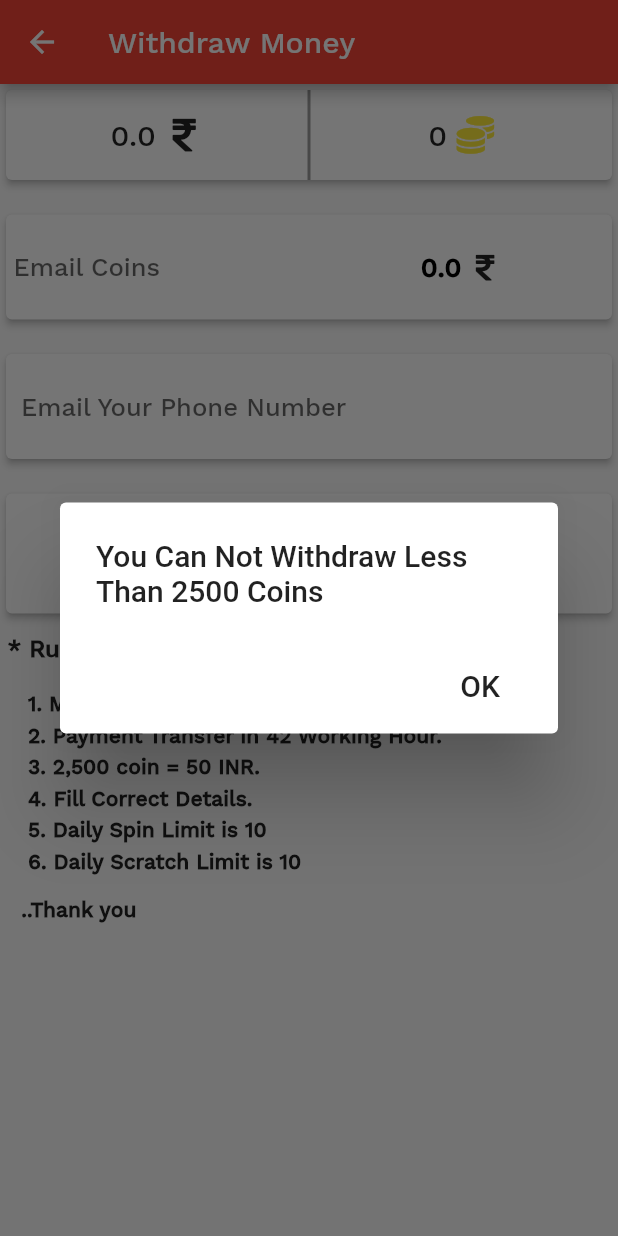
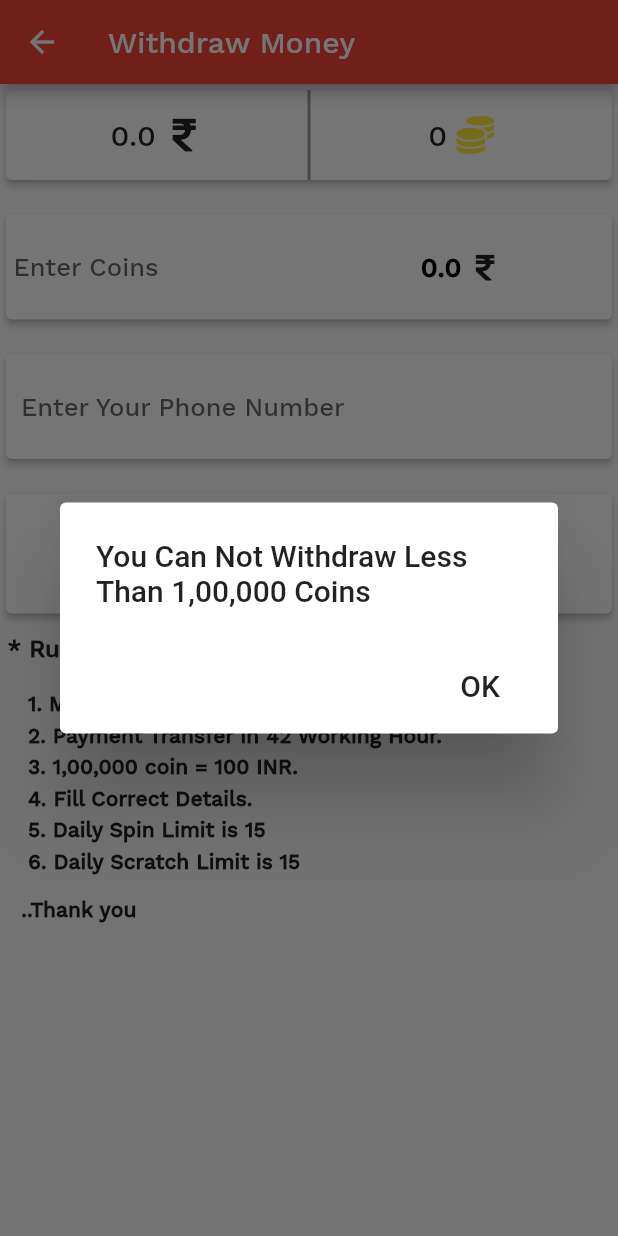
Before and after one commit to saurabhguptarock/Earn-Money, a Flutter app: the TransferMoney screen opened by its route, after a tap on "Withdraw Now", on a phone screen of 412 x 824 dp. Run offline on Flutter 3.47's test engine with Material 2 defaults, Android fonts, the phone set to English and light mode, and no system bars; our stand-ins replace cloud_firestore, font_awesome_flutter, share, shared_preferences; missing offline and left inert: firebase_admob, scratcher; accounts and stored records are empty; network calls fail.

Commit message:
Updated conversion rate

```diff
--- a/lib/main.dart
+++ b/lib/main.dart
@@ -11,7 +11,7 @@ class MyApp extends StatelessWidget {
   @override
   Widget build(BuildContext context) {
     return MaterialApp(
-      title: 'Watch Ads Earn Money',
+      title: 'Scratch and Earn',
       theme: ThemeData(
         primarySwatch: Colors.red,
       ),
--- a/lib/pages/home_page.dart
+++ b/lib/pages/home_page.dart
@@ -1,4 +1,3 @@
-import 'dart:io';
 import 'package:firebase_admob/firebase_admob.dart';
 import 'package:flutter/material.dart';
 import 'package:share/share.dart';
--- a/lib/pages/transfer_money.dart
+++ b/lib/pages/transfer_money.dart
@@ -2,6 +2,7 @@ import 'package:flutter/material.dart';
 import 'package:shared_preferences/shared_preferences.dart';
 import 'package:font_awesome_flutter/font_awesome_flutter.dart';
 import 'package:cloud_firestore/cloud_firestore.dart';
+import 'home_page.dart' as home;
 
 int coins = 0;
 double rupees = 0;
@@ -27,7 +28,7 @@ class _TransferMoneyState extends State<TransferMoney> {
     var coin = prefs.getInt("coins") ?? 0;
     setState(() {
       coins = coin;
-      rupees = coin / 50;
+      rupees = coin / 1000;
     });
   }
 
@@ -129,11 +130,11 @@ class _TransferMoneyState extends State<TransferMoney> {
                         onChanged: (val) {
                           setState(() {
                             if (val.isNotEmpty)
-                              convertMoney = double.parse(val) / 50;
+                              convertMoney = double.parse(val) / 1000;
                             else
                               convertMoney = 0;
-                            if (int.parse(val) >= 2500 &&
-                                int.parse(val) <= 100000)
+                            if (int.parse(val) >= 100000 &&
+                                int.parse(val) <= 10000000)
                               convertColor = Colors.green;
                             else
                               convertColor = Colors.red;
@@ -148,7 +149,7 @@ class _TransferMoneyState extends State<TransferMoney> {
                             color: Colors.black),
                         decoration: InputDecoration(
                           border: InputBorder.none,
-                          hintText: "Email Coins",
+                          hintText: "Enter Coins",
                           hintStyle: TextStyle(
                               fontFamily: "WorkSansMedium", fontSize: 17.0),
                         ),
@@ -205,7 +206,7 @@ class _TransferMoneyState extends State<TransferMoney> {
                           color: Colors.black),
                       decoration: InputDecoration(
                         border: InputBorder.none,
-                        hintText: "Email Your Phone Number",
+                        hintText: "Enter Your Phone Number",
                         hintStyle: TextStyle(
                             fontFamily: "WorkSansMedium", fontSize: 17.0),
                       ),
@@ -221,20 +222,31 @@ class _TransferMoneyState extends State<TransferMoney> {
               elevation: 2,
               child: InkWell(
                 onTap: () {
-                  if (convertMoney * 50 < 2500)
-                    infoDialog(
-                        context, 'You Can Not Withdraw Less Than 2500 Coins');
-                  else if (convertMoney * 50 > 100000)
+                  if (convertMoney * 1000 < 100000)
                     infoDialog(context,
-                        'You Can Not Withdraw More Than 100000 Coins ');
+                        'You Can Not Withdraw Less Than 1,00,000 Coins');
+                  else if (convertMoney * 1000 > 10000000)
+                    infoDialog(context,
+                        'You Can Not Withdraw More Than 1,00,00,000 Coins ');
                   else if (phoneNumber.toString().length < 10 ||
                       phoneNumber.toString().length > 10)
                     infoDialog(
                         context, 'Phone Number Should be 10 Digits Long');
-                  else if (convertMoney * 50 > coins)
+                  else if (convertMoney * 1000 > coins)
                     infoDialog(context, 'You Have Not Enough Coins');
-                  else
+                  else {
                     addDataToCollection();
+                    var remainingCoins = coins - (convertMoney * 1000);
+                    setState(() {
+                      home.coins = remainingCoins.toInt();
+                      coins = remainingCoins.toInt();
+                      rupees = remainingCoins / 1000;
+                      prefs.setInt('coins', remainingCoins.toInt());
+                    });
+                    coinController.clear();
+                    phoneController.clear();
+                    infoDialog(context, 'Your Request Has Been Sent');
+                  }
                 },
                 child: Container(
                   width: MediaQuery.of(context).size.width,
@@ -279,7 +291,7 @@ class _TransferMoneyState extends State<TransferMoney> {
                         fontWeight: FontWeight.bold),
                   ),
                   Text(
-                    '   1. Minimum Transaction Amount is 2,500 Coins.',
+                    '   1. Minimum Transaction Amount is 1,00,000 Coins.',
                     style: TextStyle(
                         fontSize: 14,
                         fontFamily: 'WorkSansMedium',
@@ -299,7 +311,7 @@ class _TransferMoneyState extends State<TransferMoney> {
                     padding: EdgeInsets.only(bottom: 5),
                   ),
                   Text(
-                    '   3. 2,500 coin = 50 INR.',
+                    '   3. 1,00,000 coin = 100 INR.',
                     style: TextStyle(
                         fontSize: 14,
                         fontFamily: 'WorkSansMedium',
@@ -319,7 +331,7 @@ class _TransferMoneyState extends State<TransferMoney> {
                     padding: EdgeInsets.only(bottom: 5),
                   ),
                   Text(
-                    '   5. Daily Spin Limit is 10',
+                    '   5. Daily Spin Limit is 15',
                     style: TextStyle(
                         fontSize: 14,
                         fontFamily: 'WorkSansMedium',
@@ -329,7 +341,7 @@ class _TransferMoneyState extends State<TransferMoney> {
                     padding: EdgeInsets.only(bottom: 5),
                   ),
                   Text(
-                    '   6. Daily Scratch Limit is 10',
+                    '   6. Daily Scratch Limit is 15',
                     style: TextStyle(
                         fontSize: 14,
                         fontFamily: 'WorkSansMedium',
```
Also changed, not shown: 2 other files.
